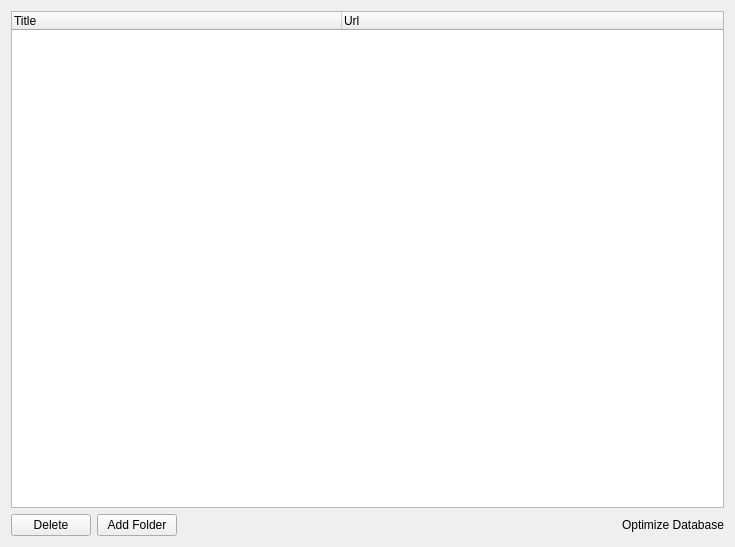
Above: src/bookmarks/bookmarksmanager.ui from QupZilla/qupzilla before the change. Below: the same form after it.
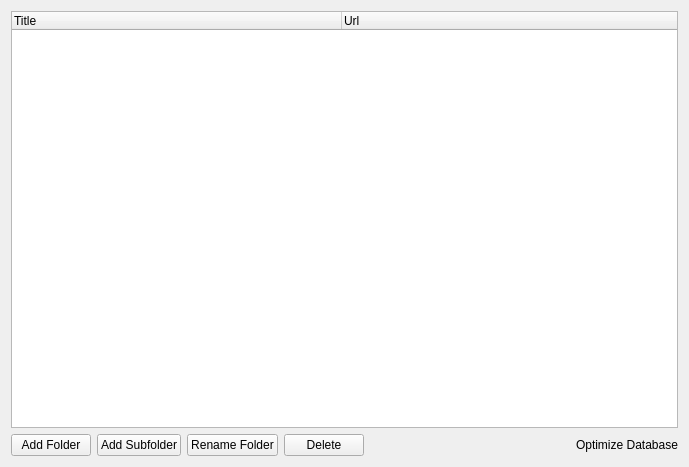
That is the form after the change. Custom widgets are drawn as their Qt base class.

Commit message: Folders in Bookmark Toolbar It is now possible to add folders into bookmarks toolbar.

What changed in the file:
```diff
--- a/src/bookmarks/bookmarksmanager.ui
+++ b/src/bookmarks/bookmarksmanager.ui
@@ -6,15 +6,15 @@
    <rect>
     <x>0</x>
     <y>0</y>
-    <width>735</width>
-    <height>547</height>
+    <width>689</width>
+    <height>467</height>
    </rect>
   </property>
   <property name="windowTitle">
    <string>Bookmarks</string>
   </property>
   <layout class="QGridLayout" name="gridLayout">
-   <item row="0" column="0" colspan="6">
+   <item row="0" column="0" colspan="9">
     <widget class="TreeWidget" name="bookmarksTree">
      <property name="contextMenuPolicy">
       <enum>Qt::CustomContextMenu</enum>
@@ -37,24 +37,14 @@
      </column>
     </widget>
    </item>
-   <item row="1" column="0" colspan="3">
-    <widget class="QPushButton" name="deleteB">
-     <property name="text">
-      <string>Delete</string>
-     </property>
-     <property name="shortcut">
-      <string>Del</string>
-     </property>
-    </widget>
-   </item>
-   <item row="1" column="3">
+   <item row="1" column="0" colspan="4">
     <widget class="QPushButton" name="addFolder">
      <property name="text">
       <string>Add Folder</string>
      </property>
     </widget>
    </item>
-   <item row="1" column="4">
+   <item row="1" column="7">
     <spacer name="horizontalSpacer">
      <property name="orientation">
       <enum>Qt::Horizontal</enum>
@@ -67,7 +57,7 @@
      </property>
     </spacer>
    </item>
-   <item row="1" column="5">
+   <item row="1" column="8">
     <widget class="ClickableLabel" name="optimizeDb">
      <property name="cursor">
       <cursorShape>PointingHandCursor</cursorShape>
@@ -80,6 +70,30 @@
      </property>
     </widget>
    </item>
+   <item row="1" column="4">
+    <widget class="QPushButton" name="addSubfolder">
+     <property name="text">
+      <string>Add Subfolder</string>
+     </property>
+    </widget>
+   </item>
+   <item row="1" column="5">
+    <widget class="QPushButton" name="renameFolder">
+     <property name="text">
+      <string>Rename Folder</string>
+     </property>
+    </widget>
+   </item>
+   <item row="1" column="6">
+    <widget class="QPushButton" name="deleteB">
+     <property name="text">
+      <string>Delete</string>
+     </property>
+     <property name="shortcut">
+      <string>Del</string>
+     </property>
+    </widget>
+   </item>
   </layout>
  </widget>
  <customwidgets>
```
The commit also changes 31 other files.
